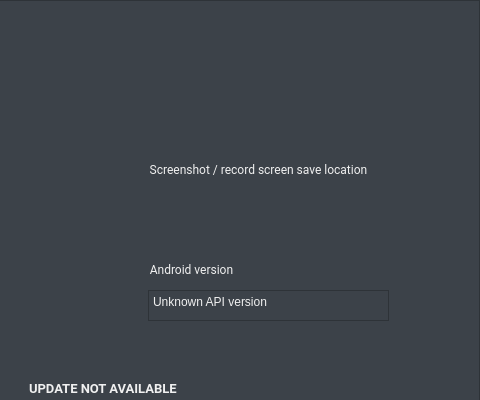
vicamo/libandroid-emugl, file android/skin/qt/extended.ui: the form before one commit; both pictures show x 442 to 922 and y 0 to 400 of the 922 by 745 pixel window.
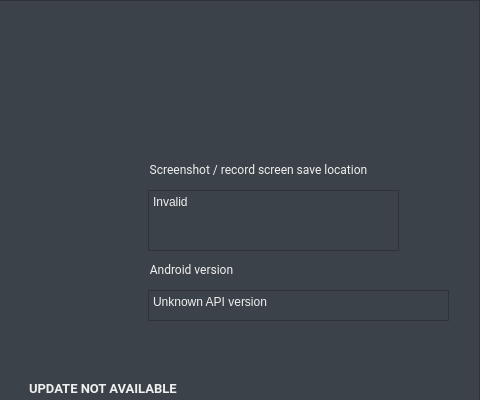
The form after the commit. The open tabs and pages were chosen to show the change. Icons and pictures are not drawn. Custom widgets are drawn as their Qt base class.

Diff of the .ui file:
```diff
--- a/android/skin/qt/extended.ui
+++ b/android/skin/qt/extended.ui
@@ -2233,7 +2233,7 @@
       <rect>
        <x>360</x>
        <y>270</y>
-       <width>241</width>
+       <width>301</width>
        <height>31</height>
       </rect>
      </property>
@@ -2288,7 +2288,7 @@
       <rect>
        <x>360</x>
        <y>140</y>
-       <width>301</width>
+       <width>261</width>
        <height>21</height>
       </rect>
      </property>
@@ -2419,6 +2419,66 @@
       <string>Unavailable</string>
      </property>
     </widget>
+    <widget class="QPlainTextEdit" name="set_saveLocBox">
+     <property name="enabled">
+      <bool>true</bool>
+     </property>
+     <property name="geometry">
+      <rect>
+       <x>360</x>
+       <y>170</y>
+       <width>251</width>
+       <height>61</height>
+      </rect>
+     </property>
+     <property name="sizePolicy">
+      <sizepolicy hsizetype="Fixed" vsizetype="Fixed">
+       <horstretch>0</horstretch>
+       <verstretch>0</verstretch>
+      </sizepolicy>
+     </property>
+     <property name="verticalScrollBarPolicy">
+      <enum>Qt::ScrollBarAsNeeded</enum>
+     </property>
+     <property name="horizontalScrollBarPolicy">
+      <enum>Qt::ScrollBarAlwaysOff</enum>
+     </property>
+     <property name="readOnly">
+      <bool>true</bool>
+     </property>
+     <property name="plainText">
+      <string>Invalid</string>
+     </property>
+    </widget>
+    <widget class="QPushButton" name="set_folderButton">
+     <property name="geometry">
+      <rect>
+       <x>630</x>
+       <y>168</y>
+       <width>32</width>
+       <height>32</height>
+      </rect>
+     </property>
+     <property name="text">
+      <string notr="true"/>
+     </property>
+     <property name="icon">
+      <iconset resource="resources.qrc">
+       <normaloff>:/dark/folder</normaloff>:/dark/folder</iconset>
+     </property>
+     <property name="iconSize">
+      <size>
+       <width>32</width>
+       <height>32</height>
+      </size>
+     </property>
+     <property name="flat">
+      <bool>true</bool>
+     </property>
+     <property name="themeIconName" stdset="0">
+      <string notr="true">folder</string>
+     </property>
+    </widget>
    </widget>
   </widget>
   <widget class="QPushButton" name="telephoneButton">
```
